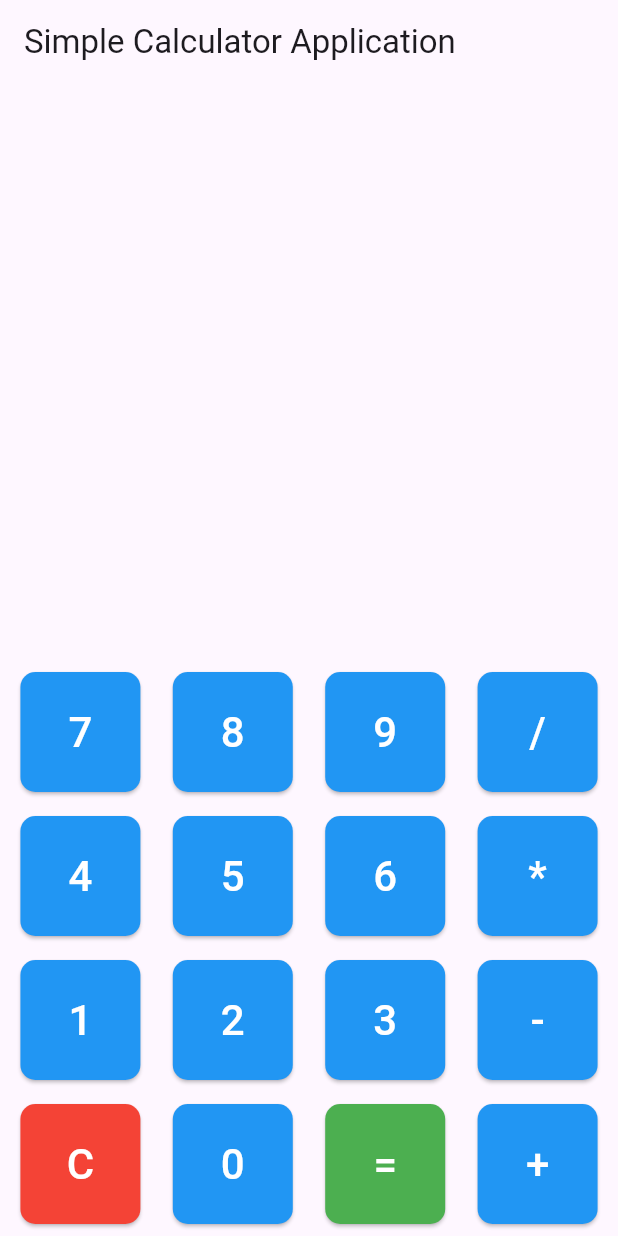
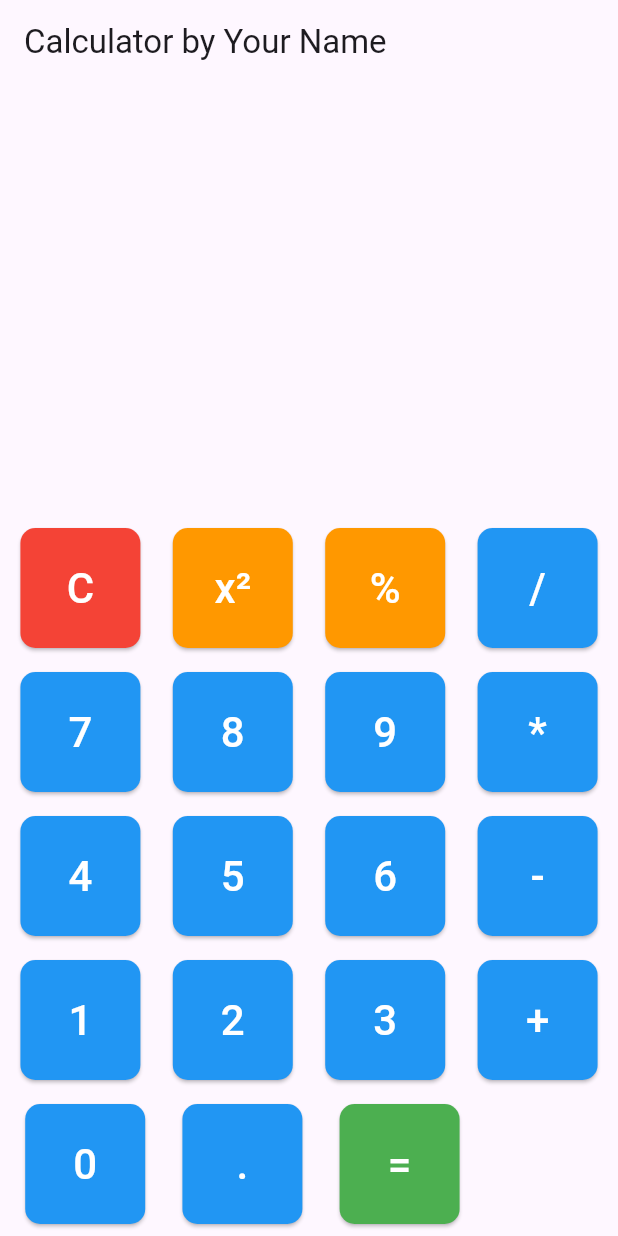
Before and after one commit to BrandonR9/flutter-calculator, a Flutter app: the screen it shows after launch, on a phone screen of 412 x 824 dp. Run offline on Flutter 3.47's test engine with Material 3 defaults, Android fonts, the phone set to English and light mode, and no system bars; missing offline and left inert: expressions.

Commit message:
Added square button to the calculator app

```diff
--- a/lib/main.dart
+++ b/lib/main.dart
@@ -12,7 +12,7 @@ class CalculatorApp extends StatelessWidget {
   Widget build(BuildContext context) {
     return MaterialApp(
       debugShowCheckedModeBanner: false,
-      title: 'Simple Calculator Application',
+      title: 'Calculator by Your Name', // Replace with your name
       theme: ThemeData(
         primarySwatch: Colors.blue,
       ),
@@ -47,6 +47,14 @@ class _CalculatorScreenState extends State<CalculatorScreen> {
         } catch (e) {
           _result = 'Error';
         }
+      } else if (value == 'x²') {
+        try {
+          final num = double.parse(_expression);
+          _expression = '$num²';
+          _result = '= ${num * num}';
+        } catch (e) {
+          _result = 'Error';
+        }
       } else {
         _expression += value;
       }
@@ -56,21 +64,20 @@ class _CalculatorScreenState extends State<CalculatorScreen> {
   @override
   Widget build(BuildContext context) {
     return Scaffold(
-      appBar: AppBar(title: const Text('Simple Calculator Application')),
+      appBar: AppBar(title: const Text('Calculator by Your Name')), // Replace with your name
       body: Column(
         children: [
           Expanded(
             child: Container(
-              alignment: Alignment.center,
+              alignment: Alignment.bottomRight,
               padding: const EdgeInsets.all(20),
               child: Column(
-                crossAxisAlignment: CrossAxisAlignment.center,
-                mainAxisAlignment: MainAxisAlignment.center,
+                crossAxisAlignment: CrossAxisAlignment.end,
+                mainAxisAlignment: MainAxisAlignment.end,
                 children: [
-                  const SizedBox(height: 100),
-                  Text(_expression, style: const TextStyle(fontSize: 50)),
-
-                  Text(_result, style: const TextStyle(fontSize: 58, fontWeight: FontWeight.bold, color: Colors.blue)),
+                  Text(_expression, style: const TextStyle(fontSize: 32)),
+                  const SizedBox(height: 10),
+                  Text(_result, style: const TextStyle(fontSize: 40, fontWeight: FontWeight.bold, color: Colors.blue)),
                 ],
               ),
             ),
@@ -83,10 +90,11 @@ class _CalculatorScreenState extends State<CalculatorScreen> {
 
   Widget _buildCalculatorButtons() {
     final buttons = [
-      ['7', '8', '9', ' / '],
-      ['4', '5', '6', ' * '],
-      ['1', '2', '3', ' - '],
-      ['C', '0', '=', ' + '],
+      ['C', 'x²', '%', '/'], // Added x² and % to first row
+      ['7', '8', '9', '*'],
+      ['4', '5', '6', '-'],
+      ['1', '2', '3', '+'],
+      ['0', '.', '=', ''], // Adjusted row to maintain balance
     ];
 
     return Column(
@@ -94,7 +102,7 @@ class _CalculatorScreenState extends State<CalculatorScreen> {
         return Row(
           mainAxisAlignment: MainAxisAlignment.spaceEvenly,
           children: row.map((btnText) {
-            return _buildButton(btnText);
+            return btnText.isNotEmpty ? _buildButton(btnText) : const SizedBox(width: 80, height: 80);
           }).toList(),
         );
       }).toList(),
@@ -110,7 +118,9 @@ class _CalculatorScreenState extends State<CalculatorScreen> {
         child: ElevatedButton(
           onPressed: () => _onButtonPressed(text),
           style: ElevatedButton.styleFrom(
-            backgroundColor: text == 'C' ? Colors.red : (text == '=' ? Colors.green : Colors.blue),
+            backgroundColor: text == 'C'
+                ? Colors.red
+                : (text == '=' ? Colors.green : (text == 'x²' || text == '%') ? Colors.orange : Colors.blue),
             shape: RoundedRectangleBorder(borderRadius: BorderRadius.circular(10)),
           ),
           child: Text(text, style: const TextStyle(fontSize: 28, color: Colors.white)),
```
